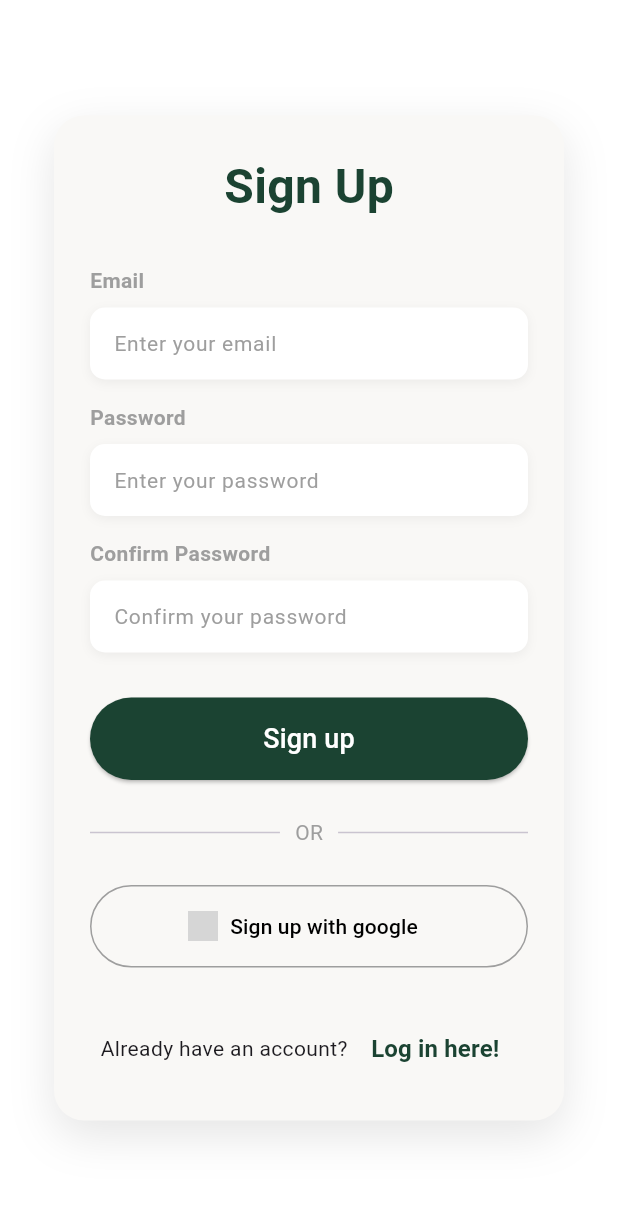
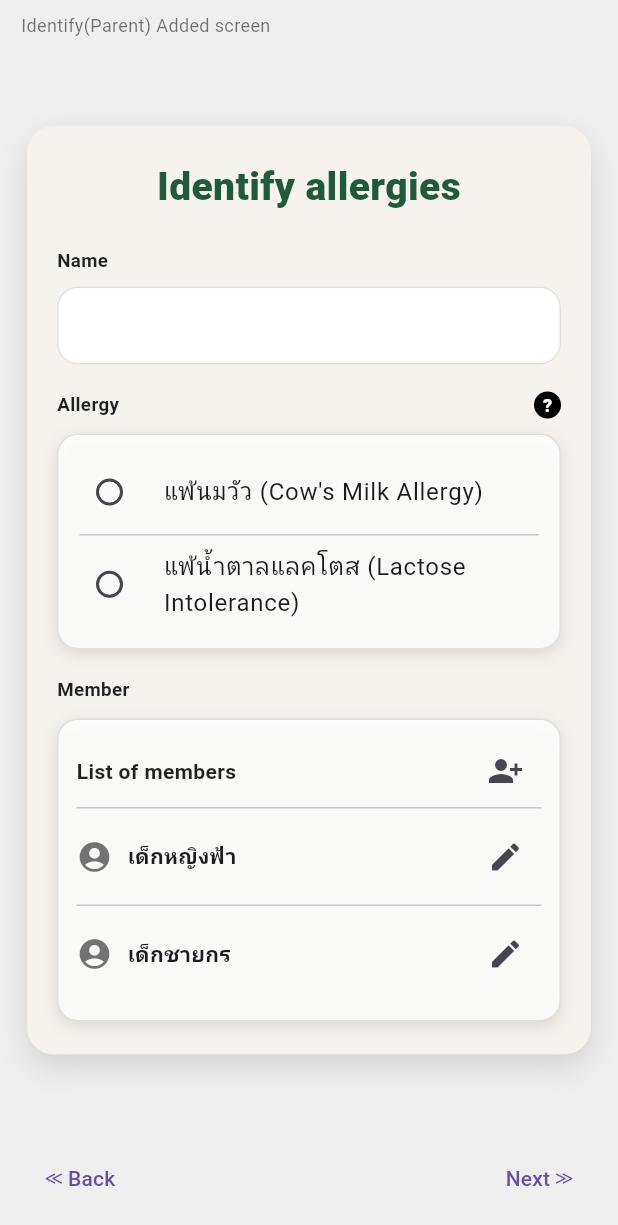
Before and after one commit to s67-Chakkapong/allergy-detect-app, a Flutter app: the screen it shows after launch, on a phone screen of 412 x 824 dp. Shown: the top 1225 px of the screen. Run offline on Flutter 3.47's test engine with Material 3 defaults, Android fonts, the light colour scheme and no system bars; grey boxes are pictures that could not be loaded.

Commit message:
create Identify allergies

```diff
--- /dev/null
+++ b/lib/identify_allergy_screen.dart
@@ -0,0 +1,290 @@
+import 'package:flutter/material.dart';
+
+class IdentifyAllergyScreen extends StatefulWidget {
+  const IdentifyAllergyScreen({super.key});
+
+  @override
+  State<IdentifyAllergyScreen> createState() => _IdentifyAllergyScreenState();
+}
+
+class _IdentifyAllergyScreenState extends State<IdentifyAllergyScreen> {
+  String? _selectedAllergy; // 'milk' or 'lactose'
+
+  @override
+  Widget build(BuildContext context) {
+    const primaryGreen = Color(0xFF1F5A3A);
+    const cardBg = Color(0xFFF6F3EF);
+
+    return Scaffold(
+      backgroundColor: const Color(0xFFEFEFEF),
+      body: SafeArea(
+        child: Column(
+          children: [
+            // (optional) top small text like screenshot
+            const Padding(
+              padding: EdgeInsets.fromLTRB(14, 8, 14, 8),
+              child: Align(
+                alignment: Alignment.centerLeft,
+                child: Text(
+                  'Identify(Parent) Added screen',
+                  style: TextStyle(fontSize: 12, color: Colors.black54),
+                ),
+              ),
+            ),
+
+            Expanded(
+              child: Center(
+                child: SingleChildScrollView(
+                  padding: const EdgeInsets.symmetric(horizontal: 18, vertical: 10),
+                  child: ConstrainedBox(
+                    constraints: const BoxConstraints(maxWidth: 420),
+                    child: Container(
+                      padding: const EdgeInsets.symmetric(horizontal: 20, vertical: 22),
+                      decoration: BoxDecoration(
+                        color: cardBg,
+                        borderRadius: BorderRadius.circular(18),
+                        boxShadow: const [
+                          BoxShadow(
+                            color: Colors.black12,
+                            blurRadius: 16,
+                            offset: Offset(0, 8),
+                          ),
+                        ],
+                      ),
+                      child: Column(
+                        crossAxisAlignment: CrossAxisAlignment.stretch,
+                        children: [
+                          Text(
+                            'Identify allergies',
+                            textAlign: TextAlign.center,
+                            style: TextStyle(
+                              color: primaryGreen,
+                              fontSize: 26,
+                              fontWeight: FontWeight.w800,
+                            ),
+                          ),
+                          const SizedBox(height: 22),
+
+                          // Name
+                          const _FieldLabel('Name'),
+                          const SizedBox(height: 8),
+                          const _InputBox(hintText: '', obscureText: false),
+                          const SizedBox(height: 18),
+
+                          // Allergy + ?
+                          Row(
+                            children: [
+                              const Expanded(child: _FieldLabel('Allergy')),
+                              const SizedBox(width: 8),
+                              Container(
+                                width: 18,
+                                height: 18,
+                                decoration: const BoxDecoration(
+                                  shape: BoxShape.circle,
+                                  color: Colors.black,
+                                ),
+                                alignment: Alignment.center,
+                                child: const Text(
+                                  '?',
+                                  style: TextStyle(
+                                    color: Colors.white,
+                                    fontSize: 12,
+                                    fontWeight: FontWeight.w800,
+                                  ),
+                                ),
+                              ),
+                            ],
+                          ),
+                          const SizedBox(height: 10),
+
+                          // Radio card
+                          Container(
+                            padding: const EdgeInsets.symmetric(horizontal: 14, vertical: 10),
+                            decoration: BoxDecoration(
+                              color: Colors.white.withOpacity(0.85),
+                              borderRadius: BorderRadius.circular(14),
+                              border: Border.all(color: Colors.grey.shade300),
+                              boxShadow: const [
+                                BoxShadow(
+                                  color: Colors.black12,
+                                  blurRadius: 8,
+                                  offset: Offset(0, 3),
+                                ),
+                              ],
+                            ),
+                            child: Column(
+                              children: [
+                                RadioListTile<String>(
+                                  value: 'milk',
+                                  groupValue: _selectedAllergy,
+                                  onChanged: (v) => setState(() => _selectedAllergy = v),
+                                  contentPadding: EdgeInsets.zero,
+                                  title: const Text("แพ้นมวัว (Cow's Milk Allergy)"),
+                                ),
+                                const Divider(height: 1),
+                                RadioListTile<String>(
+                                  value: 'lactose',
+                                  groupValue: _selectedAllergy,
+                                  onChanged: (v) => setState(() => _selectedAllergy = v),
+                                  contentPadding: EdgeInsets.zero,
+                                  title: const Text('แพ้น้ำตาลแลคโตส (Lactose Intolerance)'),
+                                ),
+                              ],
+                            ),
+                          ),
+
+                          const SizedBox(height: 18),
+
+                          // Member
+                          const _FieldLabel('Member'),
+                          const SizedBox(height: 10),
+
+                          // Members list card
+                          Container(
+                            padding: const EdgeInsets.fromLTRB(12, 10, 12, 12),
+                            decoration: BoxDecoration(
+                              color: Colors.white.withOpacity(0.85),
+                              borderRadius: BorderRadius.circular(14),
+                              border: Border.all(color: Colors.grey.shade300),
+                              boxShadow: const [
+                                BoxShadow(
+                                  color: Colors.black12,
+                                  blurRadius: 8,
+                                  offset: Offset(0, 3),
+                                ),
+                              ],
+                            ),
+                            child: Column(
+                              crossAxisAlignment: CrossAxisAlignment.stretch,
+                              children: [
+                                Row(
+                                  children: [
+                                    const Text(
+                                      'List of members',
+                                      style: TextStyle(
+                                        fontWeight: FontWeight.w700,
+                                        color: Colors.black87,
+                                      ),
+                                    ),
+                                    const Spacer(),
+                                    IconButton(
+                                      onPressed: () {},
+                                      icon: const Icon(Icons.person_add_alt_1),
+                                      tooltip: 'Add member',
+                                    ),
+                                  ],
+                                ),
+                                const Divider(height: 1),
+
+                                _memberRow('เด็กหญิงฟ้า'),
+                                const Divider(height: 1),
+                                _memberRow('เด็กชายกร'),
+                              ],
+                            ),
+                          ),
+                        ],
+                      ),
+                    ),
+                  ),
+                ),
+              ),
+            ),
+
+            // Bottom nav (Back / Next)
+            Padding(
+              padding: const EdgeInsets.fromLTRB(18, 8, 18, 14),
+              child: Row(
+                children: [
+                  TextButton(
+                    onPressed: () {},
+                    child: const Text('≪ Back'),
+                  ),
+                  const Spacer(),
+                  TextButton(
+                    onPressed: () {},
+                    child: const Text('Next ≫'),
+                  ),
+                ],
+              ),
+            ),
+          ],
+        ),
+      ),
+    );
+  }
+
+  Widget _memberRow(String name) {
+    return Padding(
+      padding: const EdgeInsets.symmetric(vertical: 8),
+      child: Row(
+        children: [
+          const Icon(Icons.account_circle, color: Colors.black54),
+          const SizedBox(width: 10),
+          Expanded(
+            child: Text(
+              name,
+              style: const TextStyle(fontWeight: FontWeight.w600),
+            ),
+          ),
+          IconButton(
+            onPressed: () {},
+            icon: const Icon(Icons.edit),
+            tooltip: 'Edit',
+          ),
+        ],
+      ),
+    );
+  }
+}
+
+class _FieldLabel extends StatelessWidget {
+  final String text;
+  const _FieldLabel(this.text);
+
+  @override
+  Widget build(BuildContext context) {
+    return Text(
+      text,
+      style: const TextStyle(
+        fontSize: 12.5,
+        fontWeight: FontWeight.w700,
+        color: Colors.black87,
+      ),
+    );
+  }
+}
+
+class _InputBox extends StatelessWidget {
+  final String hintText;
+  final bool obscureText;
+
+  const _InputBox({
+    required this.hintText,
+    required this.obscureText,
+  });
+
+  @override
+  Widget build(BuildContext context) {
+    return TextField(
+      obscureText: obscureText,
+      decoration: InputDecoration(
+        hintText: hintText,
+        filled: true,
+        fillColor: Colors.white,
+        contentPadding: const EdgeInsets.symmetric(horizontal: 14, vertical: 14),
+        border: OutlineInputBorder(
+          borderRadius: BorderRadius.circular(14),
+          borderSide: BorderSide(color: Colors.grey.shade300),
+        ),
+        enabledBorder: OutlineInputBorder(
+          borderRadius: BorderRadius.circular(14),
+          borderSide: BorderSide(color: Colors.grey.shade300),
+        ),
+        focusedBorder: OutlineInputBorder(
+          borderRadius: BorderRadius.circular(14),
+          borderSide: BorderSide(color: Colors.grey.shade500),
+        ),
+      ),
+    );
+  }
+}
--- a/lib/main.dart
+++ b/lib/main.dart
@@ -1,5 +1,5 @@
 import 'package:flutter/material.dart';
-import 'register_screen.dart'; // อย่าลืม Import ไฟล์ที่เพิ่งสร้าง
+import 'identify_allergy_screen.dart'; // อย่าลืม Import ไฟล์ที่เพิ่งสร้าง
 
 void main() {
   runApp(const MyApp());
@@ -12,7 +12,7 @@ class MyApp extends StatelessWidget {
   Widget build(BuildContext context) {
     return MaterialApp(
       debugShowCheckedModeBanner: false,
-      home: const RegisterScreen(), // เรียกใช้หน้า Register เป็นหน้าแรก
+      home: const IdentifyAllergyScreen(), // เรียกใช้หน้า Register เป็นหน้าแรก
     );
   }
 }
```
